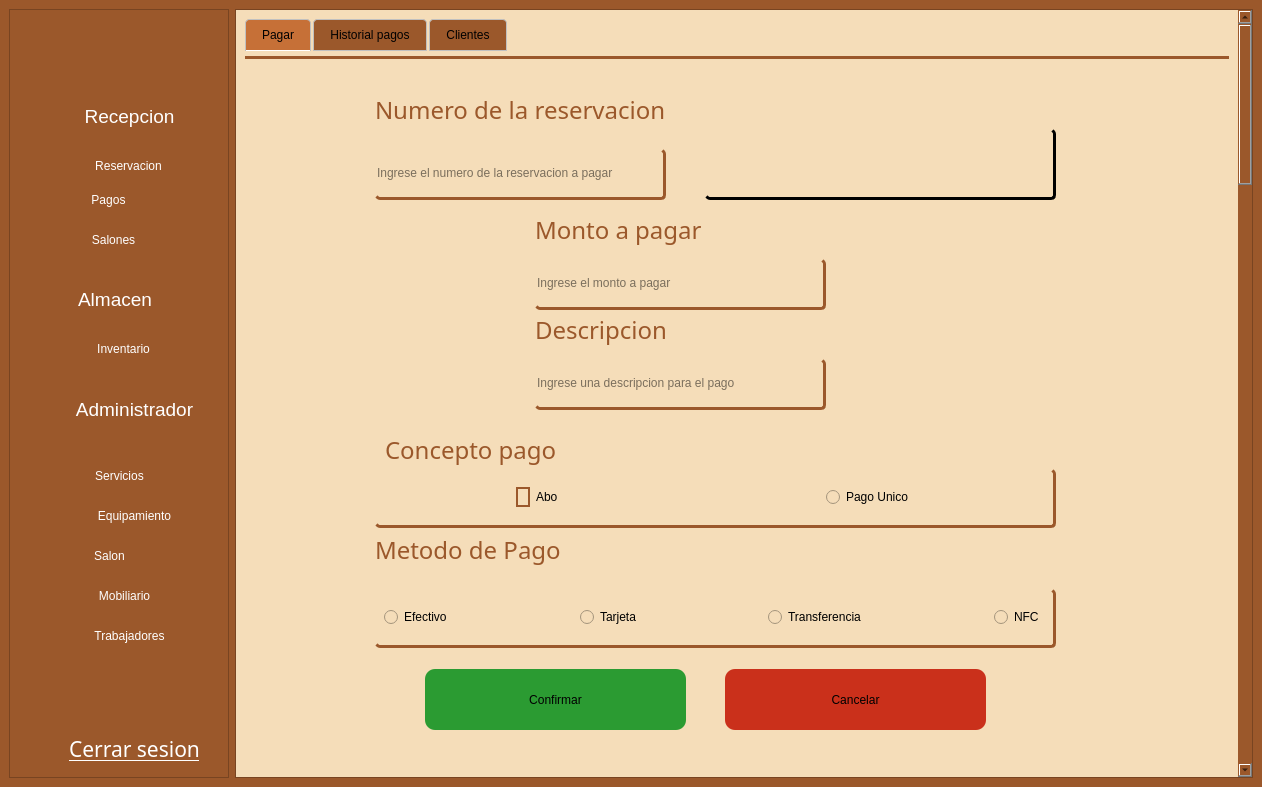
The window that gui/admin_screen.ui (asp-laboratories/BookingRoom_Software) describes before a commit, drawn with Qt 5.
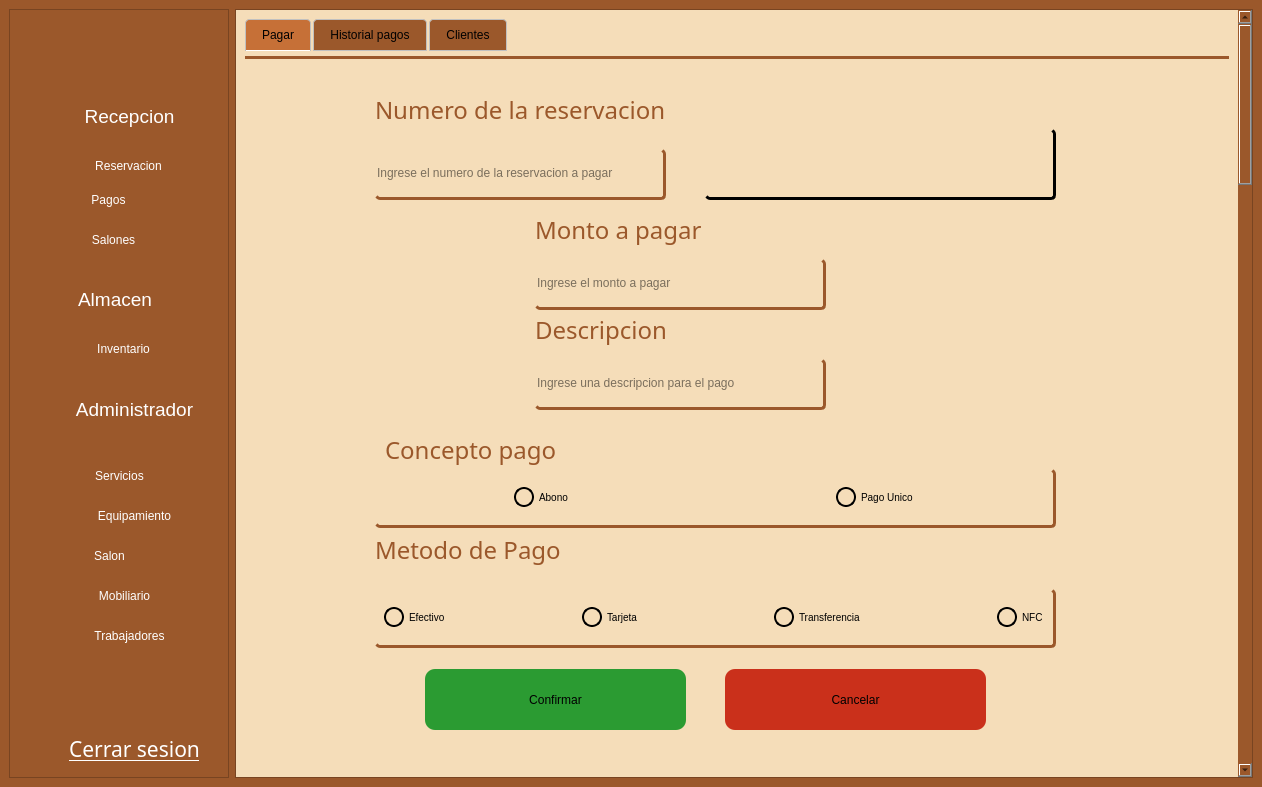
The same window after the commit. The open tabs and pages were chosen to show the change. Icons and pictures are not drawn.

What changed in the file:
```diff
--- a/gui/admin_screen.ui
+++ b/gui/admin_screen.ui
@@ -694,7 +694,7 @@
         <rect>
          <x>0</x>
          <y>0</y>
-         <width>1031</width>
+         <width>1004</width>
          <height>3500</height>
         </rect>
        </property>
@@ -6720,7 +6720,29 @@
                <item row="0" column="4">
                 <widget class="QRadioButton" name="cbUnico">
                  <property name="styleSheet">
-                  <string notr="true">color: Black</string>
+                  <string notr="true">QRadioButton {
+    color: Black;          
+    font-size: 10px;
+    spacing: 5px; 
+}
+
+QRadioButton::indicator {
+    width: 16px;     
+    height: 16px;       
+    border-radius: 10px;    
+    border: 2px solid Black; 
+    background-color: transparent; 
+}
+
+QRadioButton::indicator:hover {
+    background-color: Grey; 
+    border: 2px solid Gray; 
+}
+
+QRadioButton::indicator:checked {
+	background-color: Gray; 
+    outline: 1px solid #9b582b;
+}</string>
                  </property>
                  <property name="text">
                   <string>Pago Unico</string>
@@ -6730,21 +6752,28 @@
                <item row="0" column="1">
                 <widget class="QRadioButton" name="cbAbono">
                  <property name="styleSheet">
-                  <string notr="true">QRadioButton{
-	color: Black;
+                  <string notr="true">QRadioButton {
+    color: Black;          
+    font-size: 10px;
+    spacing: 5px; 
 }
 
-QRadioButton::indicator{
-	color:rgba(155, 88, 43, 1.0)
-	width: 16px;            
-    height: 16px;           
-    border-radius: 9px;   
-    border: 2px solid #9b582b;
+QRadioButton::indicator {
+    width: 16px;     
+    height: 16px;       
+    border-radius: 10px;    
+    border: 2px solid Black; 
+    background-color: transparent; 
 }
 
-QRadioButton::indicator:hover{
-	border: 2px solid #c7837c;
-	background-color: rgb(149, 191, 255);
+QRadioButton::indicator:hover {
+    background-color: Grey; 
+    border: 2px solid Gray; 
+}
+
+QRadioButton::indicator:checked {
+	background-color: Gray; 
+    outline: 1px solid #9b582b;
 }</string>
                  </property>
                  <property name="text">
@@ -6817,7 +6846,29 @@
                <item row="1" column="7">
                 <widget class="QRadioButton" name="cbNFC">
                  <property name="styleSheet">
-                  <string notr="true">color: Black</string>
+                  <string notr="true">QRadioButton {
+    color: Black;          
+    font-size: 10px;
+    spacing: 5px; 
+}
+
+QRadioButton::indicator {
+    width: 16px;     
+    height: 16px;       
+    border-radius: 10px;    
+    border: 2px solid Black; 
+    background-color: transparent; 
+}
+
+QRadioButton::indicator:hover {
+    background-color: Grey; 
+    border: 2px solid Gray; 
+}
+
+QRadioButton::indicator:checked {
+	background-color: Gray; 
+    outline: 1px solid #9b582b;
+}</string>
                  </property>
                  <property name="text">
                   <string>NFC</string>
@@ -6827,7 +6878,29 @@
                <item row="1" column="1">
                 <widget class="QRadioButton" name="cbEfectivo">
                  <property name="styleSheet">
-                  <string notr="true">color: Black</string>
+                  <string notr="true">QRadioButton {
+    color: Black;          
+    font-size: 10px;
+    spacing: 5px; 
+}
+
+QRadioButton::indicator {
+    width: 16px;     
+    height: 16px;       
+    border-radius: 10px;    
+    border: 2px solid Black; 
+    background-color: transparent; 
+}
+
+QRadioButton::indicator:hover {
+    background-color: Grey; 
+    border: 2px solid Gray; 
+}
+
+QRadioButton::indicator:checked {
+	background-color: Gray; 
+    outline: 1px solid #9b582b;
+}</string>
                  </property>
                  <property name="text">
                   <string>Efectivo</string>
@@ -6837,7 +6910,29 @@
                <item row="1" column="5">
                 <widget class="QRadioButton" name="cbTransferencia">
                  <property name="styleSheet">
-                  <string notr="true">color: Black</string>
+                  <string notr="true">QRadioButton {
+    color: Black;          
+    font-size: 10px;
+    spacing: 5px; 
+}
+
+QRadioButton::indicator {
+    width: 16px;     
+    height: 16px;       
+    border-radius: 10px;    
+    border: 2px solid Black; 
+    background-color: transparent; 
+}
+
+QRadioButton::indicator:hover {
+    background-color: Grey; 
+    border: 2px solid Gray; 
+}
+
+QRadioButton::indicator:checked {
+	background-color: Gray; 
+    outline: 1px solid #9b582b;
+}</string>
                  </property>
                  <property name="text">
                   <string>Transferencia</string>
@@ -6847,7 +6942,29 @@
                <item row="1" column="3">
                 <widget class="QRadioButton" name="cbTarjeta">
                  <property name="styleSheet">
-                  <string notr="true">color: Black</string>
+                  <string notr="true">QRadioButton {
+    color: Black;          
+    font-size: 10px;
+    spacing: 5px; 
+}
+
+QRadioButton::indicator {
+    width: 16px;     
+    height: 16px;       
+    border-radius: 10px;    
+    border: 2px solid Black; 
+    background-color: transparent; 
+}
+
+QRadioButton::indicator:hover {
+    background-color: Grey; 
+    border: 2px solid Gray; 
+}
+
+QRadioButton::indicator:checked {
+	background-color: Gray; 
+    outline: 1px solid #9b582b;
+}</string>
                  </property>
                  <property name="text">
                   <string>Tarjeta</string>
```
Left out of the diff: 163 changed lines with no effect on the pictures.
